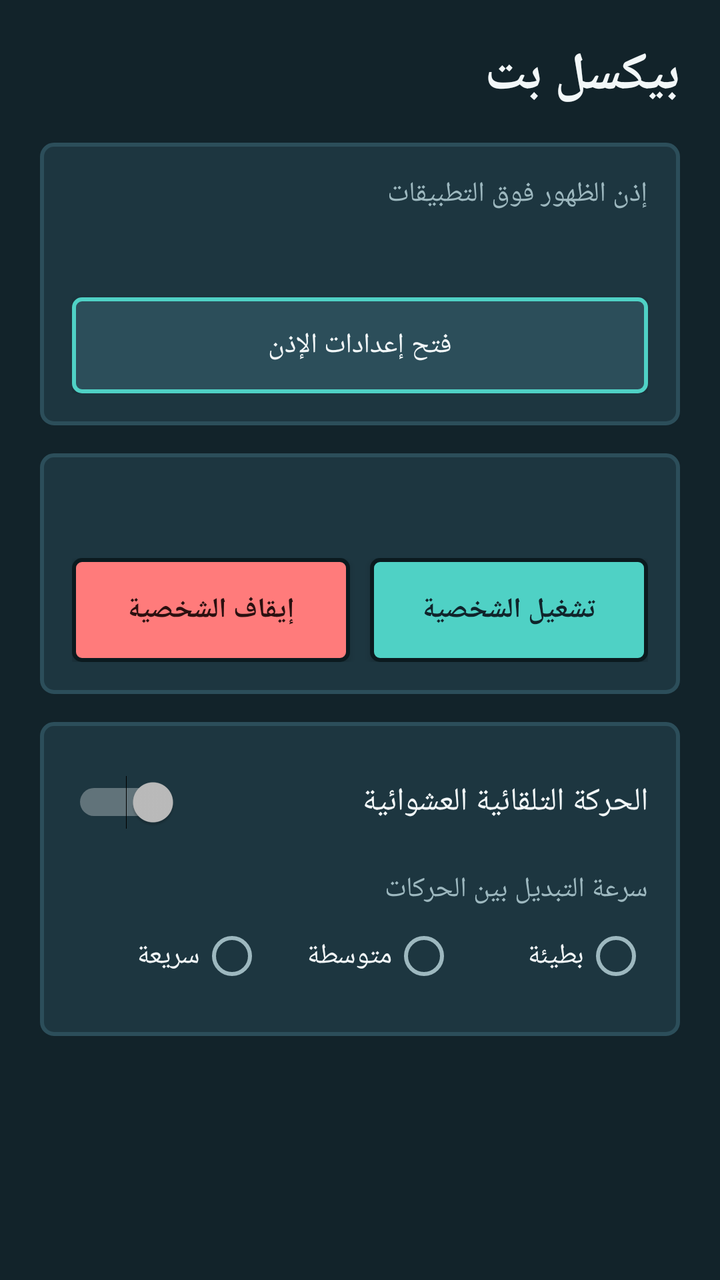
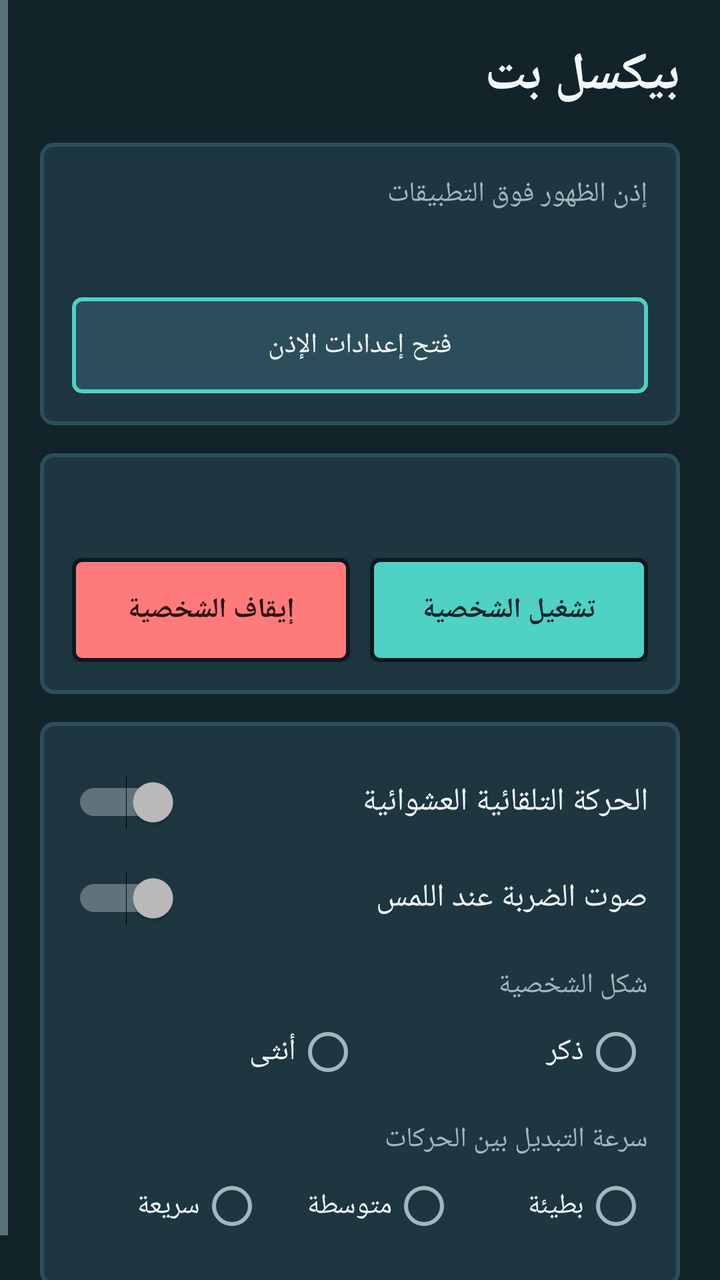

Before-and-after screenshots of an Android layout around one commit, followed by the original layout XML and the change that was made.
<!-- AndroidManifest.xml: application theme Theme.PixelPet -->
<!-- res/layout/activity_main.xml -->
<?xml version="1.0" encoding="utf-8"?>
<ScrollView xmlns:android="http://schemas.android.com/apk/res/android"
    android:id="@+id/root"
    android:layout_width="match_parent"
    android:layout_height="match_parent"
    android:layoutDirection="rtl"
    android:fillViewport="true"
    android:background="@color/bg_dark">

    <LinearLayout
        android:layout_width="match_parent"
        android:layout_height="wrap_content"
        android:orientation="vertical"
        android:padding="20dp">

        <TextView
            android:layout_width="match_parent"
            android:layout_height="wrap_content"
            android:text="@string/app_name"
            android:textColor="@color/text_main"
            android:textSize="26sp"
            android:textStyle="bold"
            android:layout_marginBottom="16dp" />

        
        <LinearLayout
            android:layout_width="match_parent"
            android:layout_height="wrap_content"
            android:orientation="vertical"
            android:padding="16dp"
            android:background="@drawable/bg_card">

            <TextView
                android:layout_width="match_parent"
                android:layout_height="wrap_content"
                android:text="@string/perm_title"
                android:textColor="@color/text_sub"
                android:textSize="14sp" />

            <TextView
                android:id="@+id/tvPermStatus"
                android:layout_width="match_parent"
                android:layout_height="wrap_content"
                android:layout_marginTop="6dp"
                android:textColor="@color/text_main"
                android:textSize="18sp"
                android:textStyle="bold" />

            <Button
                android:id="@+id/btnPermission"
                android:layout_width="match_parent"
                android:layout_height="48dp"
                android:layout_marginTop="12dp"
                android:background="@drawable/bg_btn_secondary"
                android:text="@string/perm_button"
                android:textColor="@color/text_main" />
        </LinearLayout>

        
        <LinearLayout
            android:layout_width="match_parent"
            android:layout_height="wrap_content"
            android:layout_marginTop="14dp"
            android:orientation="vertical"
            android:padding="16dp"
            android:background="@drawable/bg_card">

            <TextView
                android:id="@+id/tvServiceStatus"
                android:layout_width="match_parent"
                android:layout_height="wrap_content"
                android:textColor="@color/text_main"
                android:textSize="18sp"
                android:textStyle="bold" />

            <LinearLayout
                android:layout_width="match_parent"
                android:layout_height="wrap_content"
                android:layout_marginTop="12dp"
                android:orientation="horizontal">

                <Button
                    android:id="@+id/btnStart"
                    android:layout_width="0dp"
                    android:layout_height="52dp"
                    android:layout_weight="1"
                    android:background="@drawable/bg_btn_primary"
                    android:text="@string/btn_start"
                    android:textColor="#10242B"
                    android:textStyle="bold" />

                <Button
                    android:id="@+id/btnStop"
                    android:layout_width="0dp"
                    android:layout_height="52dp"
                    android:layout_marginStart="10dp"
                    android:layout_weight="1"
                    android:background="@drawable/bg_btn_stop"
                    android:text="@string/btn_stop"
                    android:textColor="#2B1010"
                    android:textStyle="bold" />
            </LinearLayout>
        </LinearLayout>

        
        <LinearLayout
            android:layout_width="match_parent"
            android:layout_height="wrap_content"
            android:layout_marginTop="14dp"
            android:orientation="vertical"
            android:padding="16dp"
            android:background="@drawable/bg_card">

            <Switch
                android:id="@+id/swAuto"
                android:layout_width="match_parent"
                android:layout_height="wrap_content"
                android:minHeight="48dp"
                android:text="@string/auto_move"
                android:textColor="@color/text_main"
                android:textSize="16sp" />

            <TextView
                android:layout_width="match_parent"
                android:layout_height="wrap_content"
                android:layout_marginTop="10dp"
                android:text="@string/speed_title"
                android:textColor="@color/text_sub"
                android:textSize="14sp" />

            <RadioGroup
                android:id="@+id/rgSpeed"
                android:layout_width="match_parent"
                android:layout_height="wrap_content"
                android:orientation="horizontal">

                <RadioButton
                    android:id="@+id/rbSlow"
                    android:layout_width="0dp"
                    android:layout_height="48dp"
                    android:layout_weight="1"
                    android:text="@string/speed_slow"
                    android:textColor="@color/text_main" />

                <RadioButton
                    android:id="@+id/rbNormal"
                    android:layout_width="0dp"
                    android:layout_height="48dp"
                    android:layout_weight="1"
                    android:text="@string/speed_normal"
                    android:textColor="@color/text_main" />

                <RadioButton
                    android:id="@+id/rbFast"
                    android:layout_width="0dp"
                    android:layout_height="48dp"
                    android:layout_weight="1"
                    android:text="@string/speed_fast"
                    android:textColor="@color/text_main" />
            </RadioGroup>
        </LinearLayout>
    </LinearLayout>
</ScrollView>
<!-- resources referenced by this layout -->
<resources>
  <color name="bg_dark">#FF12232A</color>
  <color name="text_main">#FFF2F7F8</color>
  <color name="text_sub">#FF9DB8BF</color>
  <!-- drawable bg_btn_primary (drawable) -->
  <?xml version="1.0" encoding="utf-8"?>
  <ripple xmlns:android="http://schemas.android.com/apk/res/android"
      android:color="#44FFFFFF">
      <item>
          <shape android:shape="rectangle">
              <solid android:color="@color/accent" />
              <stroke android:width="2dp" android:color="#FF0B1A1F" />
              <corners android:radius="4dp" />
          </shape>
      </item>
  </ripple>
  <!-- drawable bg_btn_secondary (drawable) -->
  <?xml version="1.0" encoding="utf-8"?>
  <ripple xmlns:android="http://schemas.android.com/apk/res/android"
      android:color="#44FFFFFF">
      <item>
          <shape android:shape="rectangle">
              <solid android:color="#FF2C4E5A" />
              <stroke android:width="2dp" android:color="@color/accent" />
              <corners android:radius="4dp" />
          </shape>
      </item>
  </ripple>
  <!-- drawable bg_btn_stop (drawable) -->
  <?xml version="1.0" encoding="utf-8"?>
  <ripple xmlns:android="http://schemas.android.com/apk/res/android"
      android:color="#44FFFFFF">
      <item>
          <shape android:shape="rectangle">
              <solid android:color="@color/bad_red" />
              <stroke android:width="2dp" android:color="#FF0B1A1F" />
              <corners android:radius="4dp" />
          </shape>
      </item>
  </ripple>
  <!-- drawable bg_card (drawable) -->
  <?xml version="1.0" encoding="utf-8"?>
  <shape xmlns:android="http://schemas.android.com/apk/res/android"
      android:shape="rectangle">
      <solid android:color="@color/card" />
      <stroke android:width="2dp" android:color="#FF2C4E5A" />
      <corners android:radius="6dp" />
  </shape>
  <string name="app_name">بيكسل بت</string>
  <string name="auto_move">الحركة التلقائية العشوائية</string>
  <string name="btn_start">تشغيل الشخصية</string>
  <string name="btn_stop">إيقاف الشخصية</string>
  <string name="perm_button">فتح إعدادات الإذن</string>
  <string name="perm_title">إذن الظهور فوق التطبيقات</string>
  <string name="speed_fast">سريعة</string>
  <string name="speed_normal">متوسطة</string>
  <string name="speed_slow">بطيئة</string>
  <string name="speed_title">سرعة التبديل بين الحركات</string>
  <style name="Theme.PixelPet" parent="android:Theme.Material.NoActionBar">
          <item name="android:windowBackground">@color/bg_dark</item>
          <item name="android:statusBarColor">@color/bg_dark</item>
          <item name="android:navigationBarColor">@color/bg_dark</item>
          <item name="android:colorAccent">@color/accent</item>
          <item name="android:textColorPrimary">@color/text_main</item>
          <item name="android:textColorSecondary">@color/text_sub</item>
      </style>
  <color name="accent">#FF4FD1C5</color>
  <color name="bad_red">#FFFF7B7B</color>
  <color name="card">#FF1D3640</color>
</resources>

<!-- the commit's change to res/layout/activity_main.xml (unified diff, before → after) -->
@@ -120,6 +120,50 @@
                 android:textColor="@color/text_main"
                 android:textSize="16sp" />
 
+            <Switch
+                android:id="@+id/swSound"
+                android:layout_width="match_parent"
+                android:layout_height="wrap_content"
+                android:minHeight="48dp"
+                android:text="@string/tap_sound"
+                android:textColor="@color/text_main"
+                android:textSize="16sp" />
+
+            <TextView
+                android:layout_width="match_parent"
+                android:layout_height="wrap_content"
+                android:layout_marginTop="10dp"
+                android:text="@string/gender_title"
+                android:textColor="@color/text_sub"
+                android:textSize="14sp" />
+
+            <RadioGroup
+                android:id="@+id/rgGender"
+                android:layout_width="match_parent"
+                android:layout_height="wrap_content"
+                android:orientation="horizontal">
+
+                <RadioButton
+                    android:id="@+id/rbMale"
+                    android:layout_width="0dp"
+                    android:layout_height="wrap_content"
+                    android:layout_weight="1"
+                    android:minHeight="48dp"
+                    android:text="@string/gender_male"
+                    android:textColor="@color/text_main"
+                    android:textSize="15sp" />
+
+                <RadioButton
+                    android:id="@+id/rbFemale"
+                    android:layout_width="0dp"
+                    android:layout_height="wrap_content"
+                    android:layout_weight="1"
+                    android:minHeight="48dp"
+                    android:text="@string/gender_female"
+                    android:textColor="@color/text_main"
+                    android:textSize="15sp" />
+            </RadioGroup>
+
             <TextView
                 android:layout_width="match_parent"
                 android:layout_height="wrap_content"
<!-- resource entries referenced after the edit -->
@@ -51,12 +51,16 @@
   <string name="auto_move">الحركة التلقائية العشوائية</string>
   <string name="btn_start">تشغيل الشخصية</string>
   <string name="btn_stop">إيقاف الشخصية</string>
+  <string name="gender_female">أنثى</string>
+  <string name="gender_male">ذكر</string>
+  <string name="gender_title">شكل الشخصية</string>
   <string name="perm_button">فتح إعدادات الإذن</string>
   <string name="perm_title">إذن الظهور فوق التطبيقات</string>
   <string name="speed_fast">سريعة</string>
   <string name="speed_normal">متوسطة</string>
   <string name="speed_slow">بطيئة</string>
   <string name="speed_title">سرعة التبديل بين الحركات</string>
+  <string name="tap_sound">صوت الضربة عند اللمس</string>
   <style name="Theme.PixelPet" parent="android:Theme.Material.NoActionBar">
           <item name="android:windowBackground">@color/bg_dark</item>
           <item name="android:statusBarColor">@color/bg_dark</item>
